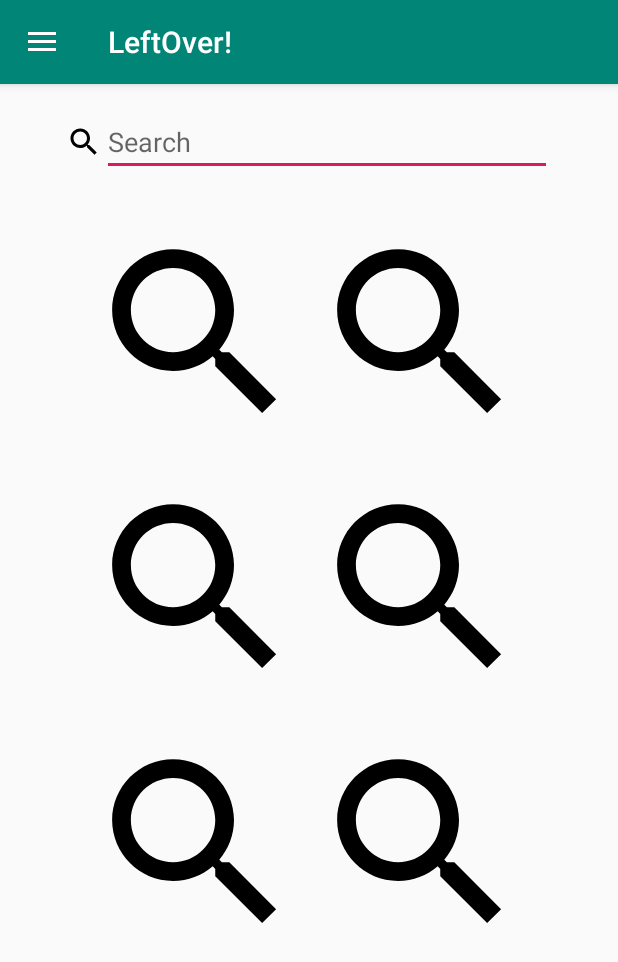
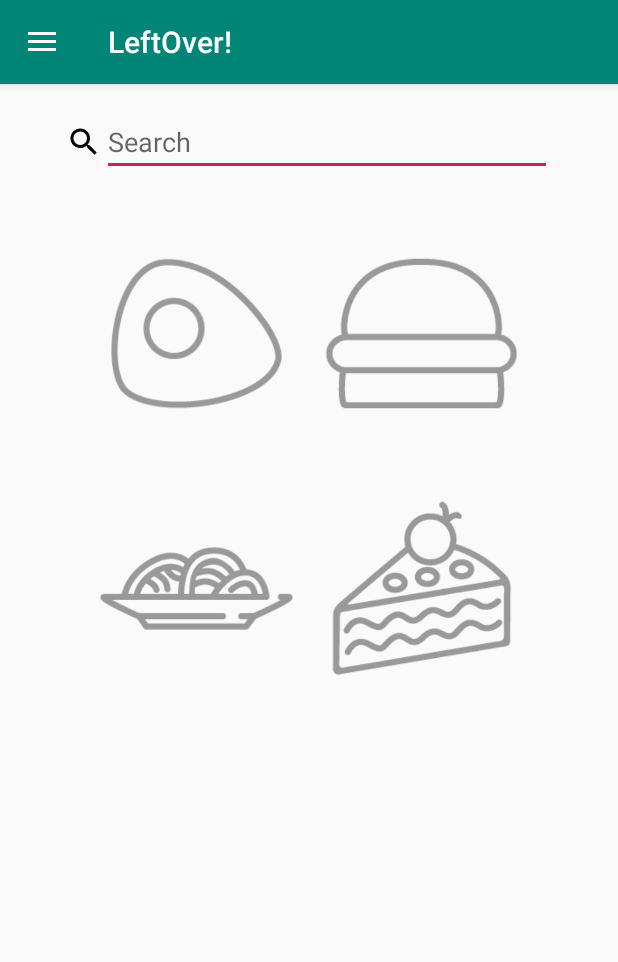
Before and after one commit to JosephMelia96/Leftover_app, an Android app: the HomeFragment screen opened directly, with no data from a screen before it, on a phone screen of 412 x 824 dp. Shown: the top 962 px of the screen. Run offline under Robolectric (Android 15) with nearby library versions, the phone set to English and light mode, and no system bars.

Commit message:
Added images for breakfast, lunch, dinner, and dessert categories

```diff
--- a/app/src/main/res/layout/fragment_home.xml
+++ b/app/src/main/res/layout/fragment_home.xml
@@ -36,13 +36,13 @@
             android:layout_width="150dp"
             android:layout_height="150dp"
             android:layout_marginTop="20dp"
-            android:src="@drawable/ic_search"/>
+            android:src="@drawable/breakfast"/>
 
         <ImageView
             android:layout_width="150dp"
             android:layout_height="150dp"
             android:layout_marginTop="20dp"
-            android:src="@drawable/ic_search"/>
+            android:src="@drawable/lunch"/>
 
     </LinearLayout>
 
@@ -57,33 +57,13 @@
             android:layout_width="150dp"
             android:layout_height="150dp"
             android:layout_marginTop="20dp"
-            android:src="@drawable/ic_search"/>
+            android:src="@drawable/dinner"/>
 
         <ImageView
             android:layout_width="150dp"
             android:layout_height="150dp"
             android:layout_marginTop="20dp"
-            android:src="@drawable/ic_search"/>
-
-    </LinearLayout>
-
-    <LinearLayout
-        android:layout_width="match_parent"
-        android:layout_height="wrap_content"
-        android:layout_below="@id/menuLL2"
-        android:gravity="center">
-
-        <ImageView
-            android:layout_width="150dp"
-            android:layout_height="150dp"
-            android:layout_marginTop="20dp"
-            android:src="@drawable/ic_search"/>
-
-        <ImageView
-            android:layout_width="150dp"
-            android:layout_height="150dp"
-            android:layout_marginTop="20dp"
-            android:src="@drawable/ic_search"/>
+            android:src="@drawable/dessert"/>
 
     </LinearLayout>
 
```
Also changed, not shown: app/src/main/res/drawable/breakfast.png (added), app/src/main/res/drawable/dessert.png (added), app/src/main/res/drawable/dinner.png (added), app/src/main/res/drawable/lunch.png (added).
